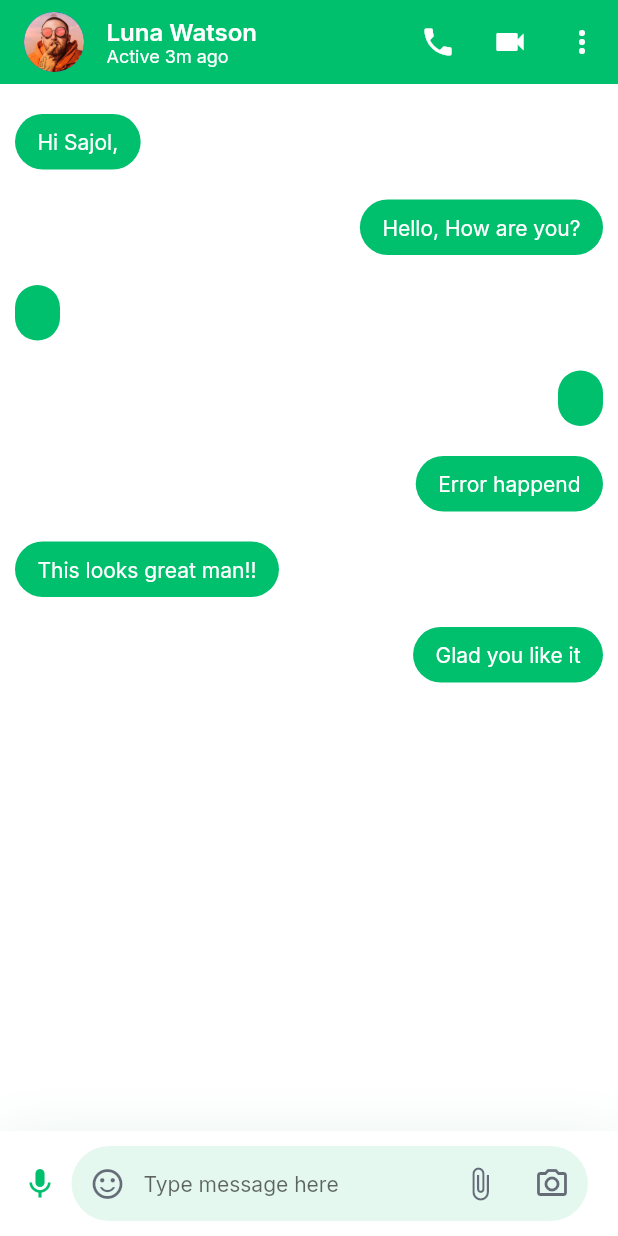
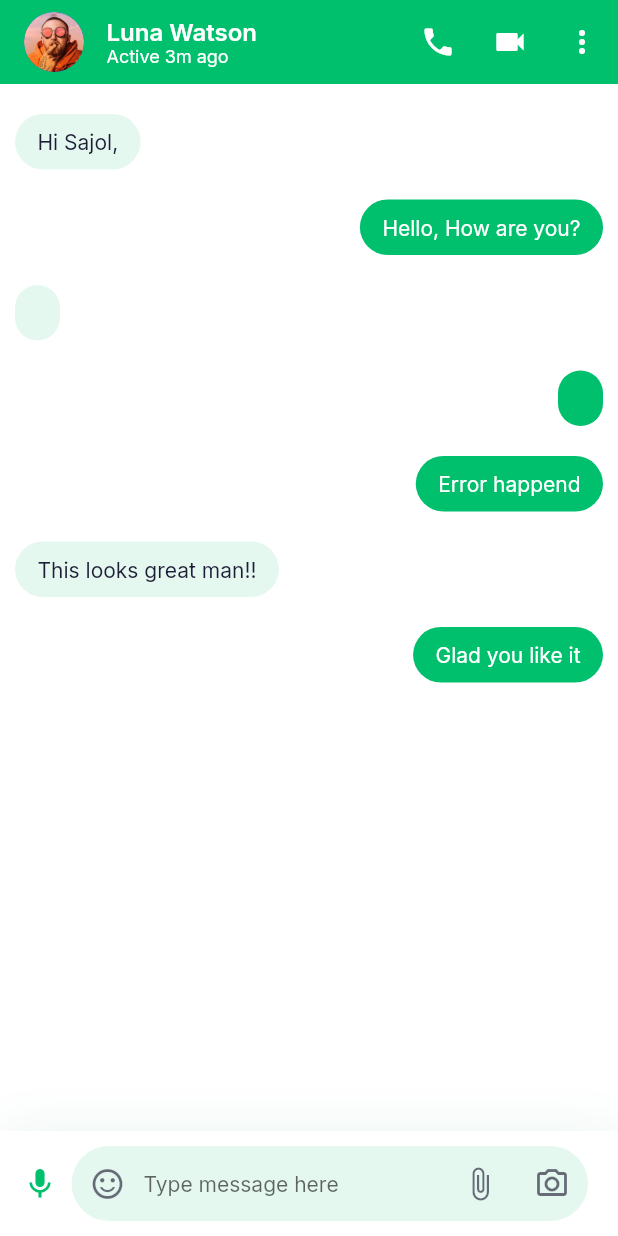
Before and after one commit to Flutter-Dart-Hacks/chat-messaging-ui, a Flutter app: the MessageDetail screen opened directly, on a phone screen of 412 x 824 dp. Run offline on Flutter 3.47's test engine with Material 2 defaults, Android fonts, the light colour scheme and no system bars; our stand-ins replace google_fonts.

Commit message:
Pembuatan baris baris pesan

```diff
--- a/lib/screens/messages/components/bodychatdetail.dart
+++ b/lib/screens/messages/components/bodychatdetail.dart
@@ -25,9 +25,6 @@ class _BodyMessageDetailState extends State<BodyMessageDetail> {
     return Column(
       children: [
         Expanded(
-          child: Padding(
-            padding:
-                const EdgeInsets.symmetric(horizontal: kDefaultPadding / 2),
           child: ListView.builder(
             itemBuilder: (context, index) {
               return MessageItem(
@@ -35,7 +32,6 @@ class _BodyMessageDetailState extends State<BodyMessageDetail> {
               );
             },
             itemCount: demoChatMessages.length,
-            ),
           ),
         ),
         ChatInputField(
@@ -56,25 +52,45 @@ class MessageItem extends StatelessWidget {
 
   @override
   Widget build(BuildContext context) {
-    return Row(
+    return Padding(
+      padding: const EdgeInsets.symmetric(horizontal: kDefaultPadding / 2),
+      child: Row(
         mainAxisAlignment: getAxisAlignmentContent(chatMessage),
         children: [
-        Container(
+          TextMessage(chatMessage: chatMessage),
+        ],
+      ),
+    );
+  }
+}
+
+class TextMessage extends StatelessWidget {
+  const TextMessage({
+    Key? key,
+    required this.chatMessage,
+  }) : super(key: key);
+
+  final ChatMessage chatMessage;
+
+  @override
+  Widget build(BuildContext context) {
+    return Container(
       margin: const EdgeInsets.only(top: kDefaultPadding),
       padding: const EdgeInsets.symmetric(
         horizontal: kDefaultPadding * 0.75,
         vertical: kDefaultPadding / 2,
       ),
       decoration: BoxDecoration(
-            color: kPrimaryColor,
+        color: kPrimaryColor.withOpacity(chatMessage.isSender ? 1 : 0.1),
         borderRadius: BorderRadius.circular(30),
       ),
       child: Text(
         chatMessage.text,
-            style: const TextStyle(color: Colors.white),
+        style: TextStyle(
+            color: chatMessage.isSender
+                ? Colors.white
+                : Theme.of(context).textTheme.bodyText1?.color),
       ),
-        ),
-      ],
     );
   }
 }
```
Lines whose indentation alone changed are shown as unchanged.
